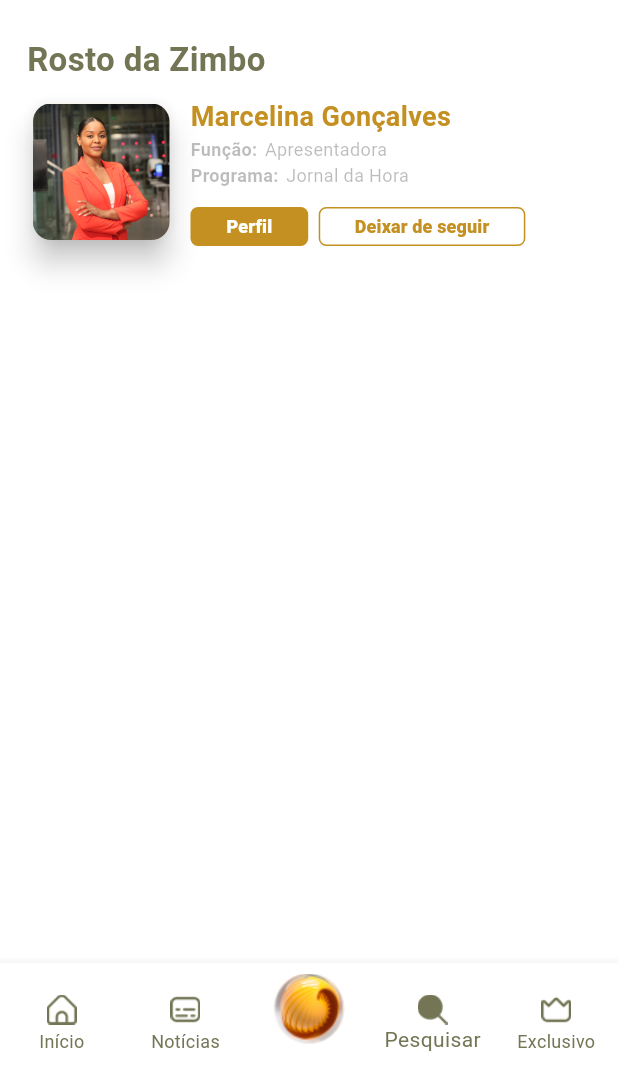
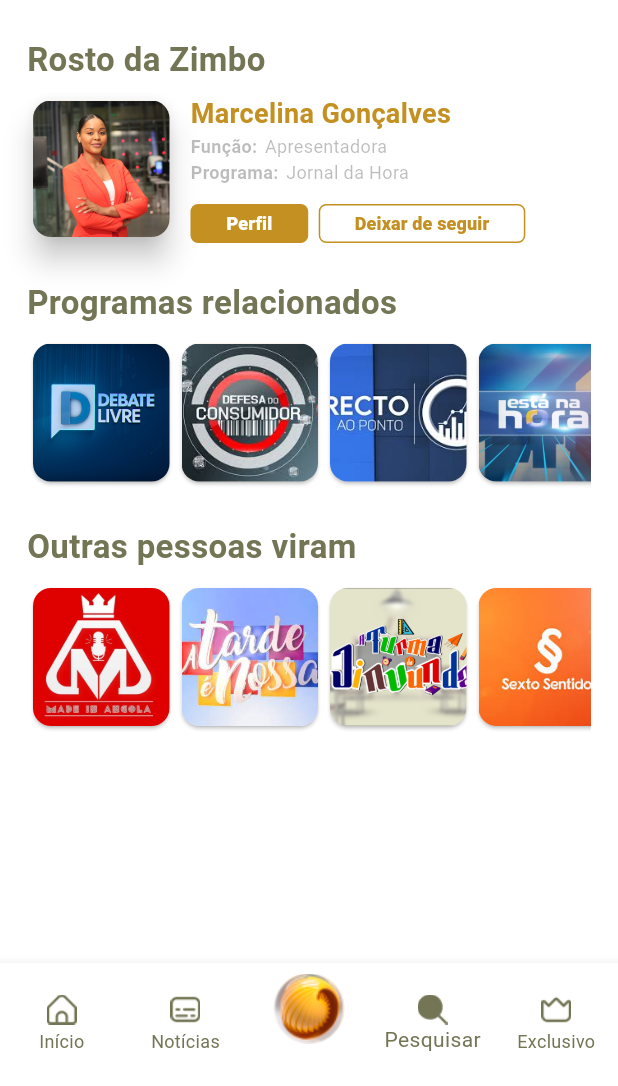
Before and after one commit to Tchano-Py/ZimboPlay-App, a Flutter app: the LayoutMain screen opened by its route, item 4 of the bottom bar chosen, scrolled down 108 dp, on a phone screen of 412 x 824 dp, the part 150-1236 px from its top. Run offline on Flutter 3.47's test engine with Material 3 defaults, Android fonts, the phone set to English and light mode, and no system bars; our stand-ins replace flick_video_player, go_router, shared_preferences, video_player; accounts and stored records are empty.

Commit message:
fix: Adicionei o lista itens em pesquisar e finalizei com essa tela no momento.

```diff
--- /dev/null
+++ b/lib/views/pesquisa_page/component/lista_itens.dart
@@ -0,0 +1,54 @@
+import 'package:flutter/material.dart';
+
+class ListaItens extends StatefulWidget {
+  final String titulo;
+  final List<String> imagens;
+
+  const ListaItens({
+    super.key,
+    required this.titulo,
+    required this.imagens,
+  });
+
+  @override
+  State<ListaItens> createState() => _ListaItensState();
+}
+
+class _ListaItensState extends State<ListaItens> {
+  @override
+  Widget build(BuildContext context) {
+    return Column(
+      crossAxisAlignment: CrossAxisAlignment.start,
+      children: [
+        Text(
+          widget.titulo,
+          style: const TextStyle(
+            fontWeight: FontWeight.w700,
+            fontSize: 22,
+            color: Color.fromRGBO(115, 117, 84, 1),
+          ),
+        ),
+        const SizedBox(height: 8.0),
+        SizedBox(
+          height: 100.0,
+          child: ListView(
+            scrollDirection: Axis.horizontal,
+            children: List<Widget>.generate(widget.imagens.length, (index) {
+              return SizedBox(
+                width: 99.0,
+                height: 99.0,
+                child: Card(
+                  clipBehavior: Clip.antiAlias,
+                  child: Image.asset(
+                    "assets/image/${widget.imagens[index]}",
+                    fit: BoxFit.cover,
+                  ),
+                ),
+              );
+            }),
+          ),
+        ),
+      ],
+    );
+  }
+}
--- a/lib/views/widget/my_card_perfil.dart
+++ b/lib/views/pesquisa_page/component/my_card_perfil.dart
@@ -31,7 +31,7 @@ class _MyCardPerfilState extends State<MyCardPerfil> {
             color: Color.fromRGBO(115, 117, 84, 1),
           ),
         ),
-        const SizedBox(height: 10),
+        const SizedBox(height: 8.0),
         Row(
           children: [
             SizedBox(
--- a/lib/views/pesquisa_page/page.dart
+++ b/lib/views/pesquisa_page/page.dart
@@ -1,5 +1,6 @@
 import 'package:flutter/material.dart';
-import 'package:zimbo_play/views/widget/my_card_perfil.dart';
+import 'package:zimbo_play/views/pesquisa_page/component/my_card_perfil.dart';
+import 'package:zimbo_play/views/pesquisa_page/component/lista_itens.dart';
 
 class PagePesquisa extends StatefulWidget {
   const PagePesquisa({super.key});
@@ -99,10 +100,34 @@ class _PagePesquisaState extends State<PagePesquisa> {
                   ),
                   const SizedBox(height: 24),
                   const MyCardPerfil(
-                      nome: "Marcelina Gonçalves",
-                      funcao: "Apresentadora",
-                      programa: "Jornal da Hora",
-                      foto: "assets/image/jornal_1.png")
+                    nome: "Marcelina Gonçalves",
+                    funcao: "Apresentadora",
+                    programa: "Jornal da Hora",
+                    foto: "assets/image/jornal_1.png",
+                  ),
+                  const SizedBox(height: 24),
+                  const ListaItens(
+                    titulo: "Programas relacionados",
+                    imagens: [
+                      'debate_livre.png',
+                      'defesa_consumidor.jpeg',
+                      'direito_ao_ponto.jpeg',
+                      'esta_na_hora.jpg',
+                      'Jornal_zimbo.jpeg',
+                      'fala_angola_1.jpeg',
+                    ],
+                  ),
+                  const SizedBox(height: 24),
+                  const ListaItens(
+                    titulo: "Outras pessoas viram",
+                    imagens: [
+                      'made_in_angola_0.webp',
+                      'tarde_nossa.jpeg',
+                      'turma.png',
+                      'sexto_sentido.jpeg',
+                      'desafio_zimbo.jpeg',
+                    ],
+                  ),
                 ],
               ),
             ),
```
